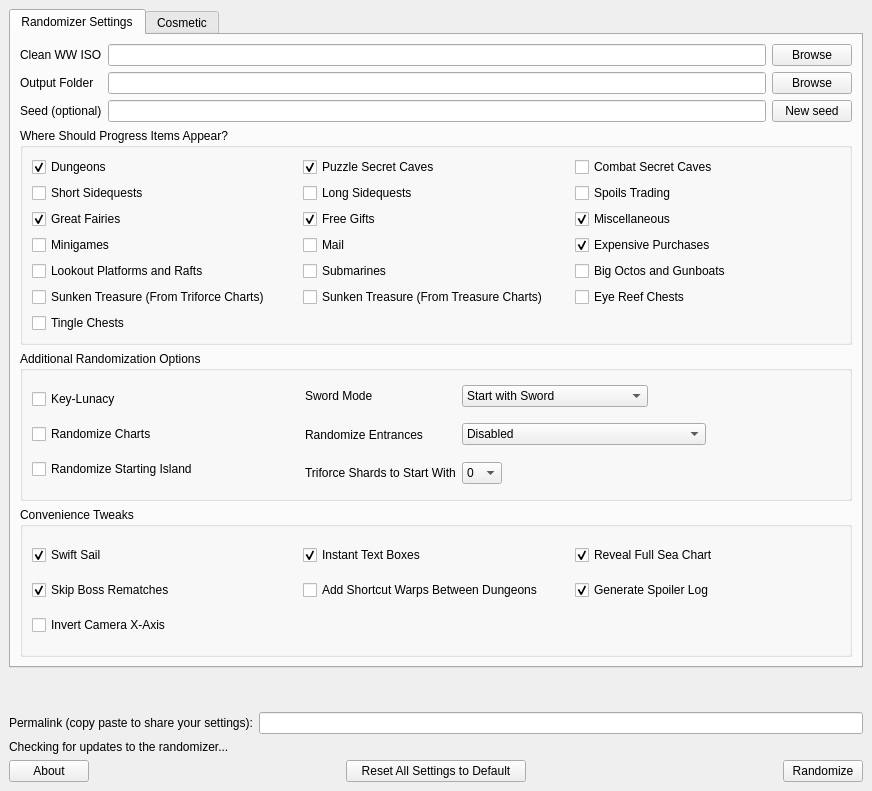
Before: the Qt Designer form ui/randomizer_window.ui in LagoLunatic/wwrando, drawn with Qt 5.
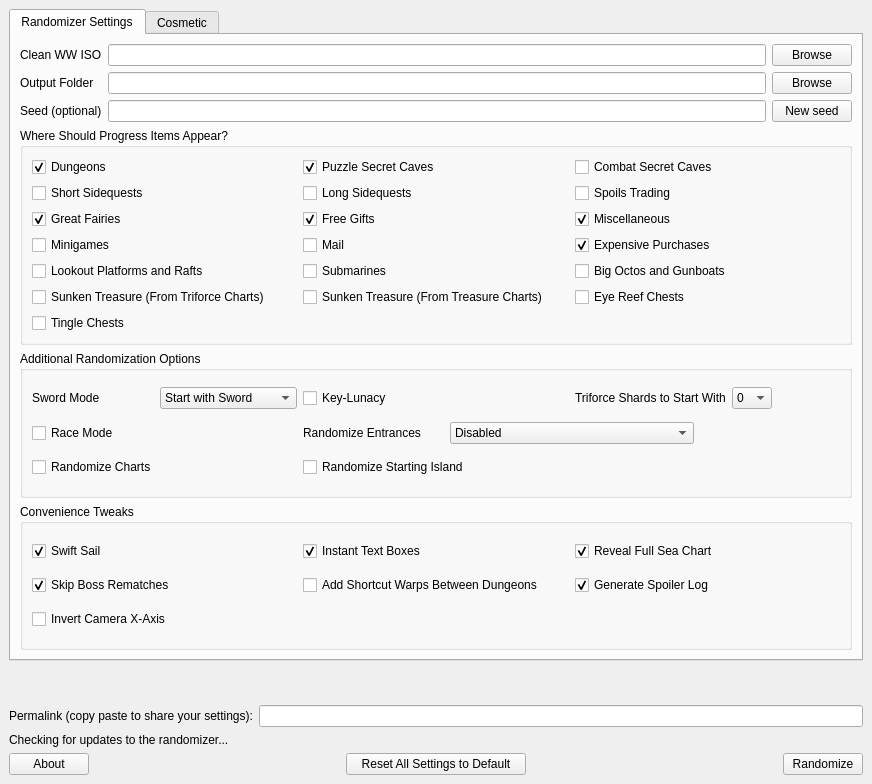
After: the same form once the commit is applied.

Commit message: Implement Race Mode

```diff
--- a/ui/randomizer_window.ui
+++ b/ui/randomizer_window.ui
@@ -7,7 +7,7 @@
     <x>0</x>
     <y>0</y>
     <width>872</width>
-    <height>791</height>
+    <height>784</height>
    </rect>
   </property>
   <property name="windowTitle">
@@ -29,7 +29,7 @@
          <x>0</x>
          <y>0</y>
          <width>850</width>
-         <height>639</height>
+         <height>632</height>
         </rect>
        </property>
        <layout class="QVBoxLayout" name="verticalLayout_4">
@@ -278,50 +278,23 @@
               <property name="title">
                <string>Additional Randomization Options</string>
               </property>
-              <layout class="QHBoxLayout" name="horizontalLayout_9" stretch="1,2">
-               <item>
-                <layout class="QVBoxLayout" name="verticalLayout_9">
-                 <item>
+              <layout class="QGridLayout" name="gridLayout_3">
+               <item row="1" column="0">
+                <widget class="QCheckBox" name="race_mode">
+                 <property name="text">
+                  <string>Race Mode</string>
+                 </property>
+                </widget>
+               </item>
+               <item row="0" column="1">
                   <widget class="QCheckBox" name="keylunacy">
                    <property name="text">
                     <string>Key-Lunacy</string>
                    </property>
                   </widget>
                  </item>
-                 <item>
-                  <widget class="QCheckBox" name="randomize_charts">
-                   <property name="text">
-                    <string>Randomize Charts</string>
-                   </property>
-                  </widget>
-                 </item>
-                 <item>
-                  <widget class="QCheckBox" name="randomize_starting_island">
-                   <property name="text">
-                    <string>Randomize Starting Island</string>
-                   </property>
-                  </widget>
-                 </item>
-                </layout>
-               </item>
-               <item>
-                <layout class="QHBoxLayout" name="horizontalLayout_10">
-                 <item>
-                  <layout class="QVBoxLayout" name="verticalLayout_7">
-                   <item>
-                    <widget class="QLabel" name="label_for_sword_mode">
-                     <property name="text">
-                      <string>Sword Mode</string>
-                     </property>
-                    </widget>
-                   </item>
-                   <item>
-                    <widget class="QLabel" name="label_for_randomize_entrances">
-                     <property name="text">
-                      <string>Randomize Entrances</string>
-                     </property>
-                    </widget>
-                   </item>
+               <item row="0" column="2">
+                <layout class="QHBoxLayout" name="horizontalLayout_2">
                    <item>
                     <widget class="QLabel" name="label_for_num_starting_triforce_shards">
                      <property name="sizePolicy">
@@ -335,74 +308,6 @@
                      </property>
                     </widget>
                    </item>
-                  </layout>
-                 </item>
-                 <item>
-                  <layout class="QVBoxLayout" name="verticalLayout_8">
-                   <item>
-                    <layout class="QHBoxLayout" name="horizontalLayout_5">
-                     <item>
-                      <widget class="QComboBox" name="sword_mode">
-                       <item>
-                        <property name="text">
-                         <string>Start with Sword</string>
-                        </property>
-                       </item>
-                       <item>
-                        <property name="text">
-                         <string>Randomized Sword</string>
-                        </property>
-                       </item>
-                       <item>
-                        <property name="text">
-                         <string>Swordless</string>
-                        </property>
-                       </item>
-                      </widget>
-                     </item>
-                     <item>
-                      <widget class="QWidget" name="widget_3" native="true"/>
-                     </item>
-                    </layout>
-                   </item>
-                   <item>
-                    <layout class="QHBoxLayout" name="horizontalLayout_8">
-                     <item>
-                      <widget class="QComboBox" name="randomize_entrances">
-                       <item>
-                        <property name="text">
-                         <string>Disabled</string>
-                        </property>
-                       </item>
-                       <item>
-                        <property name="text">
-                         <string>Dungeons</string>
-                        </property>
-                       </item>
-                       <item>
-                        <property name="text">
-                         <string>Secret Caves</string>
-                        </property>
-                       </item>
-                       <item>
-                        <property name="text">
-                         <string>Dungeons &amp; Secret Caves (Separately)</string>
-                        </property>
-                       </item>
-                       <item>
-                        <property name="text">
-                         <string>Dungeons &amp; Secret Caves (Together)</string>
-                        </property>
-                       </item>
-                      </widget>
-                     </item>
-                     <item>
-                      <widget class="QWidget" name="widget_2" native="true"/>
-                     </item>
-                    </layout>
-                   </item>
-                   <item>
-                    <layout class="QHBoxLayout" name="horizontalLayout_2">
                      <item>
                       <widget class="QComboBox" name="num_starting_triforce_shards">
                        <property name="maximumSize">
@@ -463,10 +368,93 @@
                      </item>
                     </layout>
                    </item>
-                  </layout>
-                 </item>
+               <item row="0" column="0">
+                <layout class="QHBoxLayout" name="horizontalLayout_5">
+                 <item>
+                  <widget class="QLabel" name="label_for_sword_mode">
+                   <property name="text">
+                    <string>Sword Mode</string>
+                   </property>
+                  </widget>
+                 </item>
+                 <item>
+                  <widget class="QComboBox" name="sword_mode">
+                   <item>
+                    <property name="text">
+                     <string>Start with Sword</string>
+                    </property>
+                   </item>
+                   <item>
+                    <property name="text">
+                     <string>Randomized Sword</string>
+                    </property>
+                   </item>
+                   <item>
+                    <property name="text">
+                     <string>Swordless</string>
+                    </property>
+                   </item>
+                  </widget>
+                 </item>
+                </layout>
+               </item>
+               <item row="1" column="1" colspan="2">
+                <layout class="QHBoxLayout" name="horizontalLayout_8">
+                 <item>
+                  <widget class="QLabel" name="label_for_randomize_entrances">
+                   <property name="text">
+                    <string>Randomize Entrances</string>
+                   </property>
+                  </widget>
+                 </item>
+                 <item>
+                  <widget class="QComboBox" name="randomize_entrances">
+                   <item>
+                    <property name="text">
+                     <string>Disabled</string>
+                    </property>
+                   </item>
+                   <item>
+                    <property name="text">
+                     <string>Dungeons</string>
+                    </property>
+                   </item>
+                   <item>
+                    <property name="text">
+                     <string>Secret Caves</string>
+                    </property>
+                   </item>
+                   <item>
+                    <property name="text">
+                     <string>Dungeons &amp; Secret Caves (Separately)</string>
+                    </property>
+                   </item>
+                   <item>
+                    <property name="text">
+                     <string>Dungeons &amp; Secret Caves (Together)</string>
+                    </property>
+                   </item>
+                  </widget>
+                 </item>
+                 <item>
+                  <widget class="QWidget" name="widget_2" native="true"/>
+                 </item>
                 </layout>
                </item>
+               <item row="2" column="1">
+                <widget class="QCheckBox" name="randomize_starting_island">
+                 <property name="text">
+                  <string>Randomize Starting Island</string>
+                 </property>
+                </widget>
+               </item>
+               <item row="2" column="0">
+                <widget class="QCheckBox" name="randomize_charts">
+                 <property name="text">
+                  <string>Randomize Charts</string>
+                 </property>
+                </widget>
+               </item>
               </layout>
              </widget>
             </item>
```
Lines whose indentation alone changed are shown as unchanged. The commit also changes 5 other files.
